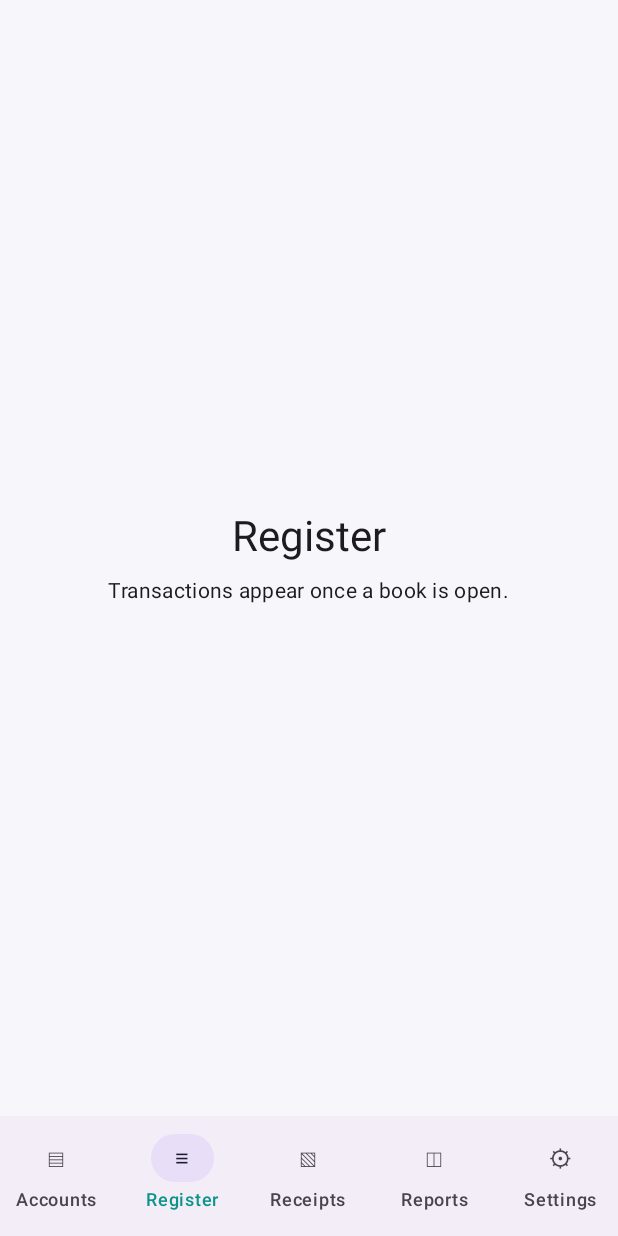
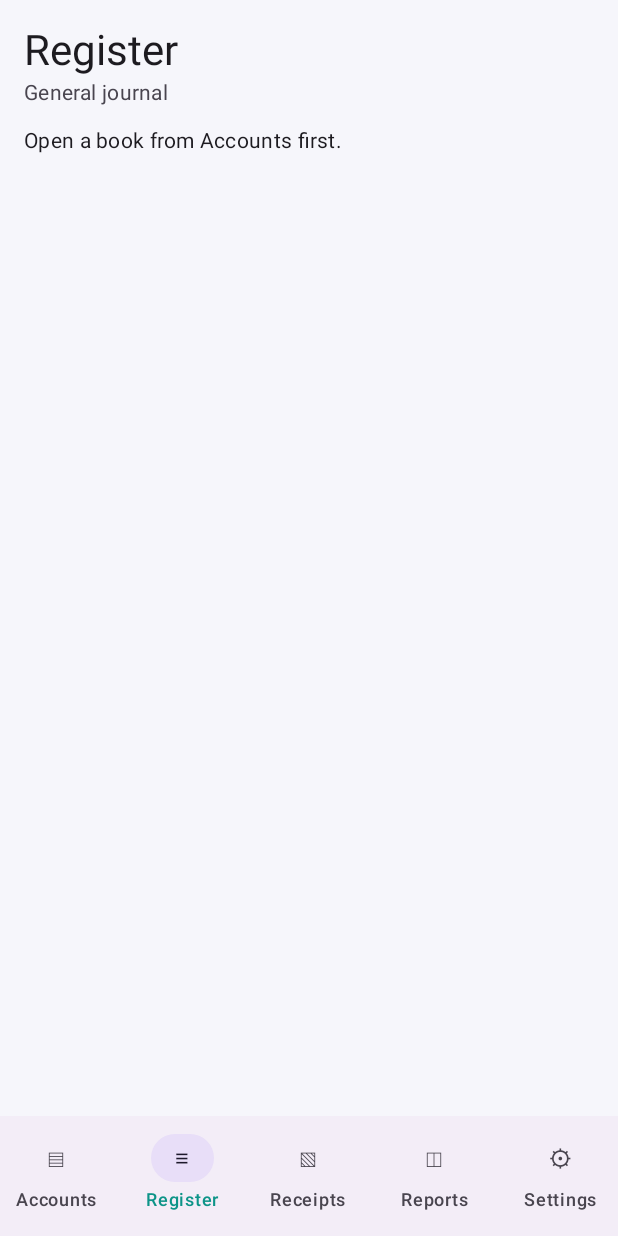
Before and after one commit to johnarleyburns/saldima-android, an Android app built with Jetpack Compose: the composable SaldimaApp shown on its own in the app's theme, item 2 of the bottom bar chosen, on a phone screen of 412 x 824 dp. Run offline under Robolectric (Android 15) with nearby library versions, the phone set to English and light mode, and no system bars.

Commit message:
feat: general journal on Android (#23)

```diff
--- /dev/null
+++ b/app/src/main/kotlin/guru/parso/saldima/app/JournalScreen.kt
@@ -0,0 +1,68 @@
+// SPDX-License-Identifier: AGPL-3.0-only
+package guru.parso.saldima.app
+
+import androidx.compose.foundation.layout.Arrangement
+import androidx.compose.foundation.layout.Column
+import androidx.compose.foundation.layout.Row
+import androidx.compose.foundation.layout.Spacer
+import androidx.compose.foundation.layout.fillMaxSize
+import androidx.compose.foundation.layout.fillMaxWidth
+import androidx.compose.foundation.layout.height
+import androidx.compose.foundation.layout.padding
+import androidx.compose.foundation.lazy.LazyColumn
+import androidx.compose.material3.Card
+import androidx.compose.material3.HorizontalDivider
+import androidx.compose.material3.MaterialTheme
+import androidx.compose.material3.Text
+import androidx.compose.runtime.Composable
+import androidx.compose.runtime.LaunchedEffect
+import androidx.compose.ui.Alignment
+import androidx.compose.ui.Modifier
+import androidx.compose.ui.text.font.FontWeight
+import androidx.compose.ui.unit.dp
+import guru.parso.saldima.core.Money
+
+/** Every transaction in the open book, like Tools -> General Journal. */
+@Composable
+fun JournalScreen(repository: BookRepository) {
+    LaunchedEffect(Unit) { repository.loadExisting() }
+    val snapshot = repository.snapshot
+    Column(Modifier.fillMaxSize().padding(16.dp)) {
+        Text("Register", style = MaterialTheme.typography.headlineMedium)
+        Text("General journal", style = MaterialTheme.typography.bodyMedium, color = MaterialTheme.colorScheme.onSurfaceVariant)
+        Spacer(Modifier.height(12.dp))
+
+        if (snapshot == null) {
+            Text(repository.error ?: "Open a book from Accounts first.", style = MaterialTheme.typography.bodyMedium)
+            return@Column
+        }
+        if (snapshot.transactions.isEmpty()) {
+            Text("No transactions yet.", style = MaterialTheme.typography.bodyMedium)
+            return@Column
+        }
+
+        val names = snapshot.accounts.associate { it.guid to it.name }
+        LazyColumn(verticalArrangement = Arrangement.spacedBy(10.dp)) {
+            items(snapshot.transactions.size) { index ->
+                val transaction = snapshot.transactions[index]
+                Card(Modifier.fillMaxWidth()) {
+                    Column(Modifier.padding(12.dp)) {
+                        Row(verticalAlignment = Alignment.CenterVertically) {
+                            Text(transaction.description, fontWeight = FontWeight.SemiBold)
+                            Spacer(Modifier.weight(1f))
+                            Text(transaction.date, style = MaterialTheme.typography.labelMedium)
+                        }
+                        Spacer(Modifier.height(6.dp))
+                        for (split in transaction.splits) {
+                            Row(Modifier.fillMaxWidth()) {
+                                Text(names[split.accountGuid] ?: "Account", style = MaterialTheme.typography.bodyMedium)
+                                Spacer(Modifier.weight(1f))
+                                Text(split.value.formatted(100), style = MaterialTheme.typography.bodyMedium)
+                            }
+                        }
+                    }
+                }
+            }
+        }
+    }
+}
--- a/app/src/main/kotlin/guru/parso/saldima/app/MainActivity.kt
+++ b/app/src/main/kotlin/guru/parso/saldima/app/MainActivity.kt
@@ -50,6 +50,8 @@ private val tabs = listOf(
 @Composable
 private fun SaldimaApp() {
     var selected by rememberSaveable { mutableIntStateOf(0) }
+    val context = LocalContext.current
+    val repository = remember { BookRepository(context.applicationContext) }
     Scaffold(
         bottomBar = {
             NavigationBar {
@@ -65,12 +67,8 @@ private fun SaldimaApp() {
         }
     ) { padding ->
         when (selected) {
-            0 -> {
-                val context = LocalContext.current
-                val repository = remember { BookRepository(context.applicationContext) }
-                AccountsScreen(repository)
-            }
-            1 -> Placeholder("Register", "Transactions appear once a book is open.", padding)
+            0 -> AccountsScreen(repository)
+            1 -> JournalScreen(repository)
             2 -> Placeholder("Receipts", "Receipts captured on this phone wait here.", padding)
             3 -> Placeholder("Reports", "Balance sheet and profit and loss appear once a book is open.", padding)
             else -> SettingsScreen(padding)
```
